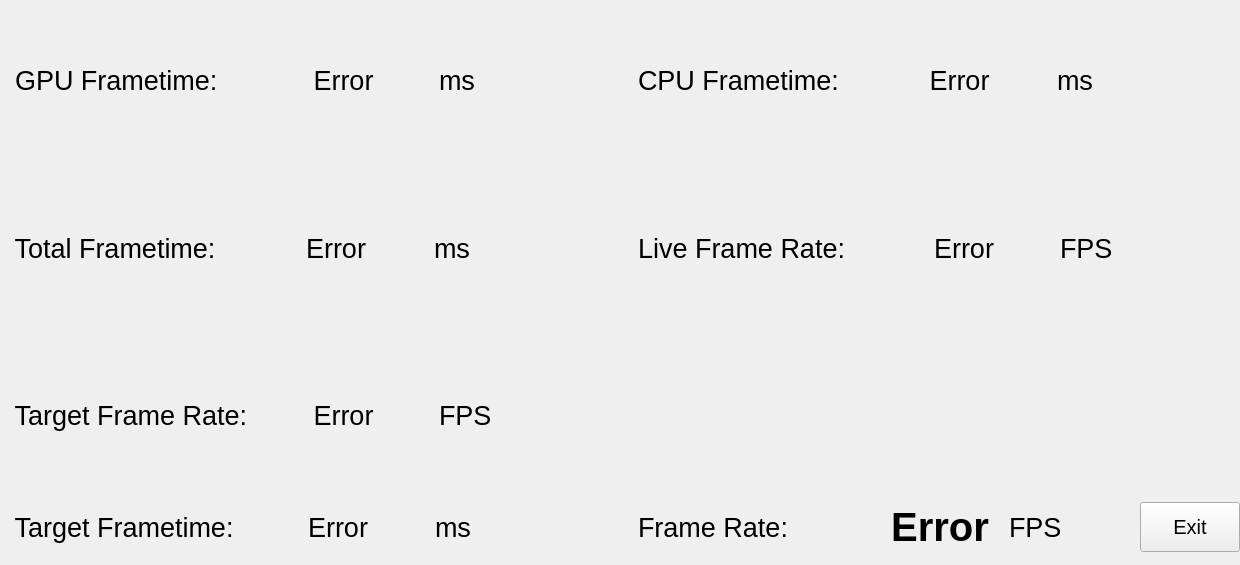
This is src/userinterface/dashboardui.ui in Trixxle/SeamenPerformanceOverlay as Qt 5 draws it before an edit. The edited form follows.
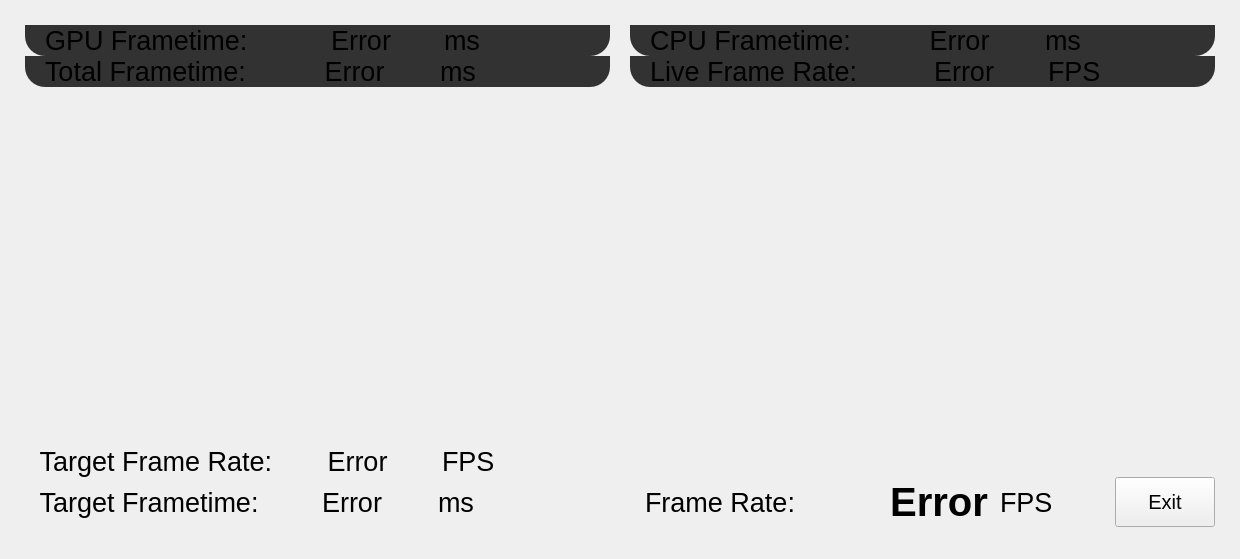
This is the edited form.

Commit message: UI Redesign of the graphs

Diff of the .ui file:
```diff
--- a/src/userinterface/dashboardui.ui
+++ b/src/userinterface/dashboardui.ui
@@ -7,7 +7,7 @@
     <x>0</x>
     <y>0</y>
     <width>1240</width>
-    <height>565</height>
+    <height>559</height>
    </rect>
   </property>
   <property name="windowTitle">
@@ -30,11 +30,166 @@
      <pointsize>20</pointsize>
     </font>
    </property>
-   <layout class="QGridLayout" name="mainGridLayout" rowminimumheight="0,0,0,0">
+   <layout class="QGridLayout" name="mainGridLayout" rowminimumheight="0,0,0,0,0">
     <property name="sizeConstraint">
      <enum>QLayout::SizeConstraint::SetDefaultConstraint</enum>
     </property>
-    <item row="3" column="1">
+    <property name="leftMargin">
+     <number>25</number>
+    </property>
+    <property name="topMargin">
+     <number>25</number>
+    </property>
+    <property name="rightMargin">
+     <number>25</number>
+    </property>
+    <property name="bottomMargin">
+     <number>25</number>
+    </property>
+    <property name="horizontalSpacing">
+     <number>20</number>
+    </property>
+    <property name="verticalSpacing">
+     <number>0</number>
+    </property>
+    <item row="3" column="0">
+     <layout class="QHBoxLayout" name="TargetFrameRate">
+      <item>
+       <widget class="QLabel" name="targetFrameRateTitle">
+        <property name="minimumSize">
+         <size>
+          <width>0</width>
+          <height>0</height>
+         </size>
+        </property>
+        <property name="font">
+         <font>
+          <pointsize>20</pointsize>
+         </font>
+        </property>
+        <property name="text">
+         <string>  Target Frame Rate:</string>
+        </property>
+       </widget>
+      </item>
+      <item>
+       <widget class="QLabel" name="targetFrameRateLabel">
+        <property name="sizePolicy">
+         <sizepolicy hsizetype="Preferred" vsizetype="Preferred">
+          <horstretch>0</horstretch>
+          <verstretch>0</verstretch>
+         </sizepolicy>
+        </property>
+        <property name="font">
+         <font>
+          <pointsize>20</pointsize>
+         </font>
+        </property>
+        <property name="text">
+         <string>Error</string>
+        </property>
+        <property name="alignment">
+         <set>Qt::AlignmentFlag::AlignCenter</set>
+        </property>
+       </widget>
+      </item>
+      <item>
+       <widget class="QLabel" name="label_6">
+        <property name="text">
+         <string>FPS</string>
+        </property>
+       </widget>
+      </item>
+     </layout>
+    </item>
+    <item row="1" column="1">
+     <layout class="QHBoxLayout" name="LiveFrameRate">
+      <property name="spacing">
+       <number>0</number>
+      </property>
+      <item>
+       <widget class="QLabel" name="frameRateTitle">
+        <property name="minimumSize">
+         <size>
+          <width>0</width>
+          <height>0</height>
+         </size>
+        </property>
+        <property name="font">
+         <font>
+          <pointsize>20</pointsize>
+         </font>
+        </property>
+        <property name="styleSheet">
+         <string notr="true">background-color: rgb(50, 50, 50);
+border-top-left-radius: 0px;   
+border-top-right-radius: 0px;  
+border-bottom-left-radius: 20px; 
+border-bottom-right-radius: 0px;</string>
+        </property>
+        <property name="text">
+         <string>Live Frame Rate:   </string>
+        </property>
+        <property name="margin">
+         <number>2</number>
+        </property>
+        <property name="indent">
+         <number>20</number>
+        </property>
+       </widget>
+      </item>
+      <item>
+       <widget class="QLabel" name="frameRateLabel">
+        <property name="font">
+         <font>
+          <pointsize>20</pointsize>
+          <italic>false</italic>
+          <bold>false</bold>
+         </font>
+        </property>
+        <property name="styleSheet">
+         <string notr="true">background-color: rgb(50, 50, 50);
+border-top-left-radius: 0px;   
+border-top-right-radius: 0px;  
+border-bottom-left-radius: 0px; 
+border-bottom-right-radius: 0px;</string>
+        </property>
+        <property name="text">
+         <string>Error</string>
+        </property>
+        <property name="alignment">
+         <set>Qt::AlignmentFlag::AlignCenter</set>
+        </property>
+        <property name="margin">
+         <number>2</number>
+        </property>
+       </widget>
+      </item>
+      <item>
+       <widget class="QLabel" name="label_5">
+        <property name="font">
+         <font>
+          <pointsize>20</pointsize>
+         </font>
+        </property>
+        <property name="styleSheet">
+         <string notr="true">background-color: rgb(50, 50, 50);
+border-top-left-radius: 0px;   
+border-top-right-radius: 0px;  
+border-bottom-left-radius: 0px; 
+border-bottom-right-radius: 20px;</string>
+        </property>
+        <property name="text">
+         <string>FPS</string>
+        </property>
+        <property name="margin">
+         <number>2</number>
+        </property>
+       </widget>
+      </item>
+     </layout>
+    </item>
+    <item row="4" column="1">
      <layout class="QHBoxLayout" name="interactionLayout">
       <property name="spacing">
        <number>6</number>
@@ -115,58 +270,11 @@
       </item>
      </layout>
     </item>
-    <item row="2" column="0">
-     <layout class="QHBoxLayout" name="TargetFrameRate">
-      <item>
-       <widget class="QLabel" name="targetFrameRateTitle">
-        <property name="minimumSize">
-         <size>
-          <width>0</width>
-          <height>0</height>
-         </size>
-        </property>
-        <property name="font">
-         <font>
-          <pointsize>20</pointsize>
-         </font>
-        </property>
-        <property name="text">
-         <string>  Target Frame Rate:</string>
-        </property>
-       </widget>
-      </item>
-      <item>
-       <widget class="QLabel" name="targetFrameRateLabel">
-        <property name="sizePolicy">
-         <sizepolicy hsizetype="Preferred" vsizetype="Preferred">
-          <horstretch>0</horstretch>
-          <verstretch>0</verstretch>
-         </sizepolicy>
-        </property>
-        <property name="font">
-         <font>
-          <pointsize>20</pointsize>
-         </font>
-        </property>
-        <property name="text">
-         <string>Error</string>
-        </property>
-        <property name="alignment">
-         <set>Qt::AlignmentFlag::AlignCenter</set>
-        </property>
-       </widget>
-      </item>
-      <item>
-       <widget class="QLabel" name="label_6">
-        <property name="text">
-         <string>FPS</string>
-        </property>
-       </widget>
-      </item>
-     </layout>
-    </item>
     <item row="1" column="0">
      <layout class="QHBoxLayout" name="TotalFrameTime">
+      <property name="spacing">
+       <number>0</number>
+      </property>
       <item>
        <widget class="QLabel" name="frameTimeTitle">
         <property name="minimumSize">
@@ -180,17 +288,24 @@
           <pointsize>20</pointsize>
          </font>
         </property>
+        <property name="styleSheet">
+         <string notr="true">background-color: rgb(50, 50, 50);
+border-top-left-radius: 0px;   
+border-top-right-radius: 0px;  
+border-bottom-left-radius: 20px; 
+border-bottom-right-radius: 0px;</string>
+        </property>
         <property name="text">
-         <string>  Total Frametime:   </string>
+         <string>Total Frametime:   </string>
         </property>
         <property name="wordWrap">
          <bool>false</bool>
         </property>
         <property name="margin">
-         <number>0</number>
+         <number>2</number>
         </property>
         <property name="indent">
-         <number>-1</number>
+         <number>20</number>
         </property>
        </widget>
       </item>
@@ -201,6 +316,13 @@
           <pointsize>20</pointsize>
          </font>
         </property>
+        <property name="styleSheet">
+         <string notr="true">background-color: rgb(50, 50, 50);
+border-top-left-radius: 0px;   
+border-top-right-radius: 0px;  
+border-bottom-left-radius: 0px; 
+border-bottom-right-radius: 0px;</string>
+        </property>
         <property name="text">
          <string>Error</string>
         </property>
@@ -208,7 +330,7 @@
          <set>Qt::AlignmentFlag::AlignCenter</set>
         </property>
         <property name="margin">
-         <number>0</number>
+         <number>2</number>
         </property>
         <property name="indent">
          <number>-1</number>
@@ -217,9 +339,24 @@
       </item>
       <item>
        <widget class="QLabel" name="label_3">
+        <property name="font">
+         <font>
+          <pointsize>20</pointsize>
+         </font>
+        </property>
+        <property name="styleSheet">
+         <string notr="true">background-color: rgb(50, 50, 50);
+border-top-left-radius: 0px;   
+border-top-right-radius: 0px;  
+border-bottom-left-radius: 0px; 
+border-bottom-right-radius: 20px;</string>
+        </property>
         <property name="text">
          <string>ms</string>
         </property>
+        <property name="margin">
+         <number>2</number>
+        </property>
        </widget>
       </item>
      </layout>
@@ -227,11 +364,20 @@
     <item row="0" column="0">
      <layout class="QHBoxLayout" name="GPU" stretch="0,0,0">
       <property name="spacing">
-       <number>6</number>
+       <number>0</number>
+      </property>
+      <property name="sizeConstraint">
+       <enum>QLayout::SizeConstraint::SetDefaultConstraint</enum>
+      </property>
+      <property name="leftMargin">
+       <number>0</number>
       </property>
       <property name="rightMargin">
        <number>0</number>
       </property>
+      <property name="bottomMargin">
+       <number>0</number>
+      </property>
       <item>
        <widget class="QLabel" name="gpuFrameTimeTitle">
         <property name="minimumSize">
@@ -245,8 +391,21 @@
           <pointsize>20</pointsize>
          </font>
         </property>
+        <property name="styleSheet">
+         <string notr="true">background-color: rgb(50, 50, 50);
+border-top-left-radius: 0px;   
+border-top-right-radius: 0px;  
+border-bottom-left-radius: 20px; 
+border-bottom-right-radius: 0px;</string>
+        </property>
         <property name="text">
-         <string>  GPU Frametime:    </string>
+         <string>GPU Frametime:    </string>
+        </property>
+        <property name="margin">
+         <number>2</number>
+        </property>
+        <property name="indent">
+         <number>20</number>
         </property>
        </widget>
       </item>
@@ -257,109 +416,44 @@
           <pointsize>20</pointsize>
          </font>
         </property>
+        <property name="styleSheet">
+         <string notr="true">background-color: rgb(50, 50, 50);
+border-top-left-radius: 0px;   
+border-top-right-radius: 0px;  
+border-bottom-left-radius: 0px; 
+border-bottom-right-radius: 0px;</string>
+        </property>
         <property name="text">
          <string>Error</string>
         </property>
         <property name="alignment">
          <set>Qt::AlignmentFlag::AlignCenter</set>
         </property>
+        <property name="margin">
+         <number>2</number>
+        </property>
        </widget>
       </item>
       <item>
        <widget class="QLabel" name="label">
-        <property name="text">
-         <string>ms</string>
-        </property>
-       </widget>
-      </item>
-     </layout>
-    </item>
-    <item row="1" column="1">
-     <layout class="QHBoxLayout" name="LiveFrameRate">
-      <item>
-       <widget class="QLabel" name="frameRateTitle">
-        <property name="minimumSize">
-         <size>
-          <width>0</width>
-          <height>0</height>
-         </size>
-        </property>
         <property name="font">
          <font>
           <pointsize>20</pointsize>
          </font>
         </property>
-        <property name="text">
-         <string>  Live Frame Rate:   </string>
+        <property name="styleSheet">
+         <string notr="true">background-color: rgb(50, 50, 50);
+border-top-left-radius: 0px;   
+border-top-right-radius: 0px;  
+border-bottom-left-radius: 0px; 
+border-bottom-right-radius: 20px;</string>
         </property>
-       </widget>
-      </item>
-      <item>
-       <widget class="QLabel" name="frameRateLabel">
-        <property name="font">
-         <font>
-          <pointsize>20</pointsize>
-          <italic>false</italic>
-          <bold>false</bold>
-         </font>
-        </property>
         <property name="text">
-         <string>Error</string>
-        </property>
-        <property name="alignment">
-         <set>Qt::AlignmentFlag::AlignCenter</set>
-        </property>
-       </widget>
-      </item>
-      <item>
-       <widget class="QLabel" name="label_5">
-        <property name="text">
-         <string>FPS</string>
-        </property>
-       </widget>
-      </item>
-     </layout>
-    </item>
-    <item row="3" column="0">
-     <layout class="QHBoxLayout" name="RefreshRate">
-      <item>
-       <widget class="QLabel" name="headsetRefreshRateTitle">
-        <property name="minimumSize">
-         <size>
-          <width>0</width>
-          <height>0</height>
-         </size>
-        </property>
-        <property name="font">
-         <font>
-          <pointsize>20</pointsize>
-         </font>
-        </property>
-        <property name="text">
-         <string>  Target Frametime: </string>
-        </property>
-       </widget>
-      </item>
-      <item>
-       <widget class="QLabel" name="headsetRefreshRateLabel">
-        <property name="font">
-         <font>
-          <pointsize>20</pointsize>
-         </font>
-        </property>
-        <property name="text">
-         <string>Error</string>
-        </property>
-        <property name="alignment">
-         <set>Qt::AlignmentFlag::AlignCenter</set>
-        </property>
-       </widget>
-      </item>
-      <item>
-       <widget class="QLabel" name="label_2">
-        <property name="text">
          <string>ms</string>
         </property>
+        <property name="margin">
+         <number>2</number>
+        </property>
        </widget>
       </item>
      </layout>
@@ -367,7 +461,7 @@
     <item row="0" column="1">
      <layout class="QHBoxLayout" name="CPU">
       <property name="spacing">
-       <number>6</number>
+       <number>0</number>
       </property>
       <property name="sizeConstraint">
        <enum>QLayout::SizeConstraint::SetDefaultConstraint</enum>
@@ -391,8 +485,21 @@
           <pointsize>20</pointsize>
          </font>
         </property>
+        <property name="styleSheet">
+         <string notr="true">background-color: rgb(50, 50, 50);
+border-top-left-radius: 0px;   
+border-top-right-radius: 0px;  
+border-bottom-left-radius: 20px; 
+border-bottom-right-radius: 0px;</string>
+        </property>
         <property name="text">
-         <string>  CPU Frametime:   </string>
+         <string>CPU Frametime:   </string>
+        </property>
+        <property name="margin">
+         <number>2</number>
+        </property>
+        <property name="indent">
+         <number>20</number>
         </property>
        </widget>
       </item>
@@ -403,6 +510,13 @@
           <pointsize>20</pointsize>
          </font>
         </property>
+        <property name="styleSheet">
+         <string notr="true">background-color: rgb(50, 50, 50);
+border-top-left-radius: 0px;   
+border-top-right-radius: 0px;  
+border-bottom-left-radius: 0px; 
+border-bottom-right-radius: 0px;</string>
+        </property>
         <property name="text">
          <string>Error</string>
         </property>
@@ -410,19 +524,91 @@
          <set>Qt::AlignmentFlag::AlignCenter</set>
         </property>
         <property name="margin">
-         <number>0</number>
+         <number>2</number>
         </property>
        </widget>
       </item>
       <item>
        <widget class="QLabel" name="label_4">
+        <property name="font">
+         <font>
+          <pointsize>20</pointsize>
+         </font>
+        </property>
+        <property name="styleSheet">
+         <string notr="true">background-color: rgb(50, 50, 50);
+border-top-left-radius: 0px;   
+border-top-right-radius: 0px;  
+border-bottom-left-radius: 0px; 
+border-bottom-right-radius: 20px;</string>
+        </property>
         <property name="text">
          <string>ms</string>
         </property>
+        <property name="margin">
+         <number>2</number>
+        </property>
        </widget>
       </item>
      </layout>
     </item>
+    <item row="4" column="0">
+     <layout class="QHBoxLayout" name="RefreshRate">
+      <item>
+       <widget class="QLabel" name="headsetRefreshRateTitle">
+        <property name="minimumSize">
+         <size>
+          <width>0</width>
+          <height>0</height>
+         </size>
+        </property>
+        <property name="font">
+         <font>
+          <pointsize>20</pointsize>
+         </font>
+        </property>
+        <property name="text">
+         <string>  Target Frametime: </string>
+        </property>
+       </widget>
+      </item>
+      <item>
+       <widget class="QLabel" name="headsetRefreshRateLabel">
+        <property name="font">
+         <font>
+          <pointsize>20</pointsize>
+         </font>
+        </property>
+        <property name="text">
+         <string>Error</string>
+        </property>
+        <property name="alignment">
+         <set>Qt::AlignmentFlag::AlignCenter</set>
+        </property>
+       </widget>
+      </item>
+      <item>
+       <widget class="QLabel" name="label_2">
+        <property name="text">
+         <string>ms</string>
+        </property>
+       </widget>
+      </item>
+     </layout>
+    </item>
+    <item row="2" column="0">
+     <spacer name="verticalSpacer">
+      <property name="orientation">
+       <enum>Qt::Orientation::Vertical</enum>
+      </property>
+      <property name="sizeHint" stdset="0">
+       <size>
+        <width>10</width>
+        <height>10</height>
+       </size>
+      </property>
+     </spacer>
+    </item>
    </layout>
   </widget>
  </widget>
```
Left out of the diff: 2 changed lines with no effect on the pictures. The commit also changes 3 other files.
